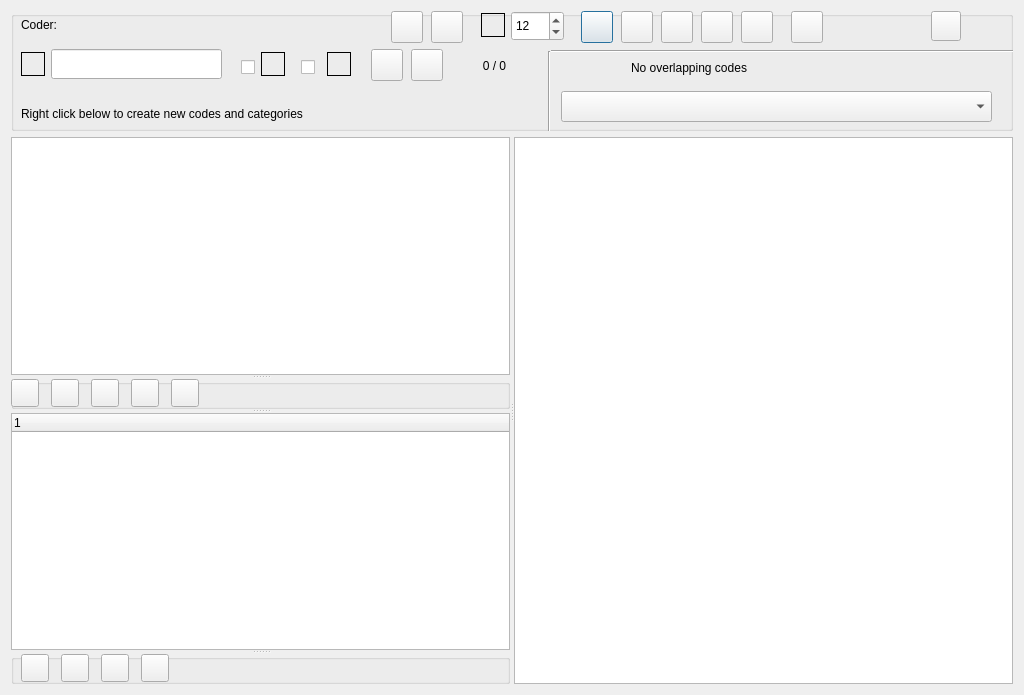
Old version of the form GUI_UIs/ui_dialog_code_text.ui in the repository ccbogel/QualCoder.
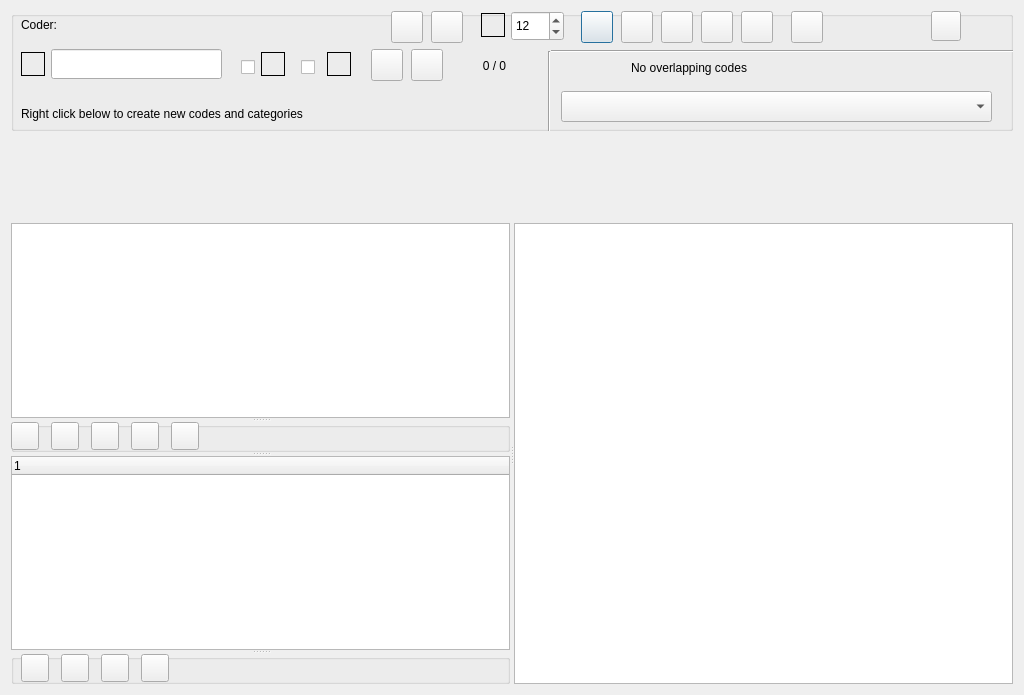
New version of the form.

What changed in the file:
```diff
--- a/GUI_UIs/ui_dialog_code_text.ui
+++ b/GUI_UIs/ui_dialog_code_text.ui
@@ -498,7 +498,7 @@
      </widget>
     </widget>
    </item>
-   <item row="1" column="0">
+   <item row="2" column="0">
     <widget class="QSplitter" name="splitter">
      <property name="orientation">
       <enum>Qt::Horizontal</enum>
@@ -697,6 +697,25 @@
      <widget class="QTextEdit" name="textEdit"/>
     </widget>
    </item>
+   <item row="1" column="0">
+    <widget class="QLabel" name="label_editing">
+     <property name="enabled">
+      <bool>true</bool>
+     </property>
+     <property name="maximumSize">
+      <size>
+       <width>16777215</width>
+       <height>80</height>
+      </size>
+     </property>
+     <property name="text">
+      <string/>
+     </property>
+     <property name="wordWrap">
+      <bool>true</bool>
+     </property>
+    </widget>
+   </item>
   </layout>
  </widget>
  <tabstops>
```
